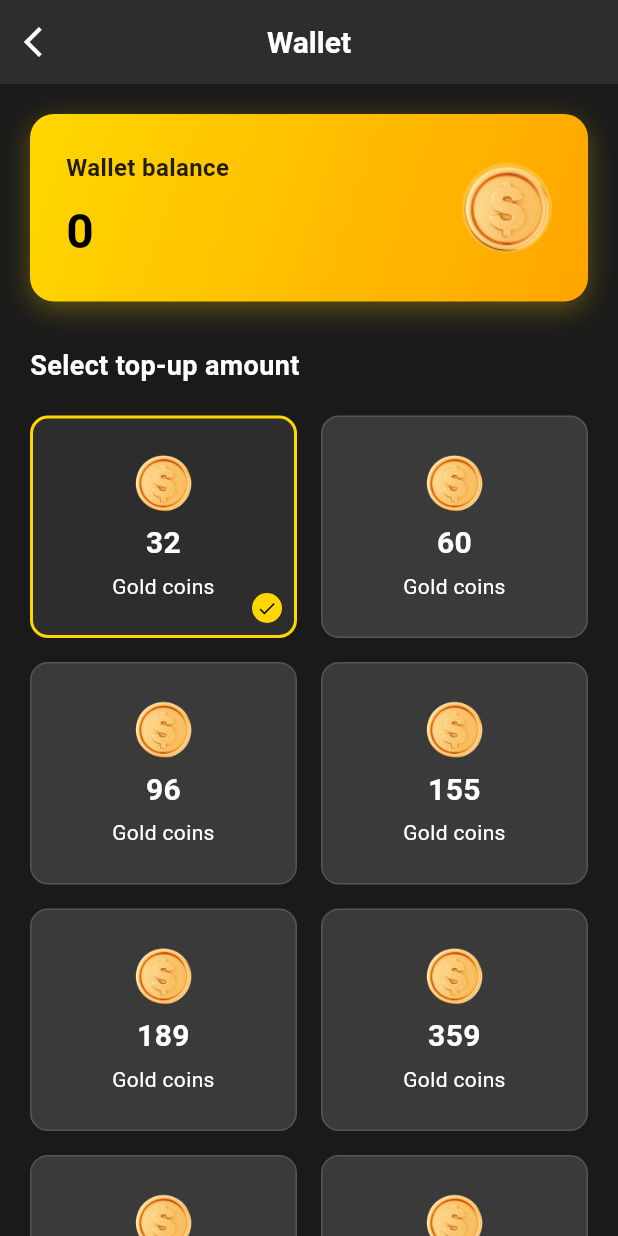
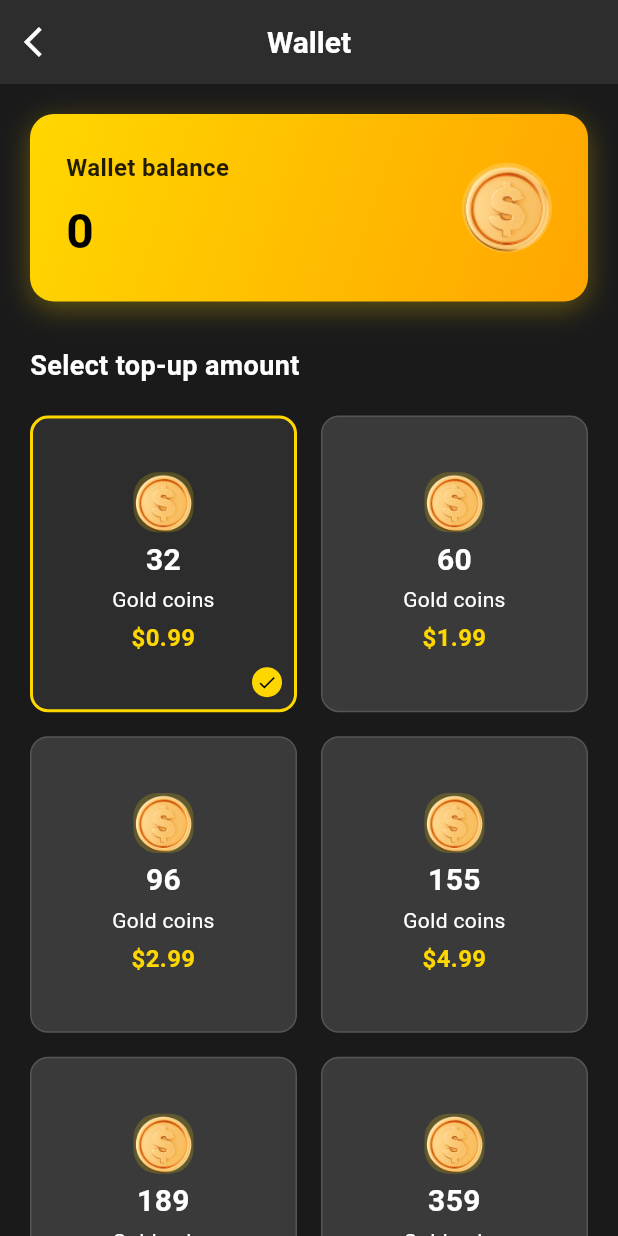
Before and after one commit to wuyayun520/Zevo, a Flutter app: the InAppPurchasesPage screen opened directly, on a phone screen of 412 x 824 dp. Run offline on Flutter 3.47's test engine with Material 3 defaults, Android fonts, the phone set to English and light mode, and no system bars; our stand-ins replace image_picker, in_app_purchase, just_audio, shared_preferences, video_player; missing offline and left inert: record; accounts and stored records are empty.

```diff
--- a/lib/screens/zevo_inapppurchases_screen.dart
+++ b/lib/screens/zevo_inapppurchases_screen.dart
@@ -367,8 +367,8 @@ class _InAppPurchasesPageState extends State<InAppPurchasesPage> {
             ),
             child: Image.asset(
               'assets/zevo_wallet_coin.webp',
-              width: 40,
-              height: 40,
+              width: 50,
+              height: 50,
               fit: BoxFit.contain,
             ),
           ),
@@ -383,7 +383,7 @@ class _InAppPurchasesPageState extends State<InAppPurchasesPage> {
       physics: const NeverScrollableScrollPhysics(),
       gridDelegate: const SliverGridDelegateWithFixedCrossAxisCount(
         crossAxisCount: 2,
-        childAspectRatio: 1.2,
+        childAspectRatio: 0.9, // 减小宽高比，增加高度
         crossAxisSpacing: 16,
         mainAxisSpacing: 16,
       ),
@@ -391,7 +391,9 @@ class _InAppPurchasesPageState extends State<InAppPurchasesPage> {
       itemBuilder: (context, index) {
         final item = _goldProducts[index];
         final product = _products.firstWhereOrNull((p) => p.id == item.productId);
-        final priceStr = product?.price ?? '\$${item.price.toStringAsFixed(2)}';
+        final priceStr = product?.price != null
+            ? product!.price.replaceAll('US\$', '\$')
+            : '\$${item.price.toStringAsFixed(2)}';
 
         return _buildProductCard(item, priceStr, index == _selectedProductIndex);
       },
@@ -429,7 +431,10 @@ class _InAppPurchasesPageState extends State<InAppPurchasesPage> {
                     Container(
                       width: 40,
                       height: 40,
-
+                      decoration: BoxDecoration(
+                        color: const Color(0xFFFFD700).withOpacity(0.2),
+                        borderRadius: BorderRadius.circular(16),
+                      ),
                       child: Center(
                         child: Image.asset(
                           'assets/zevo_wallet_coin.webp',
@@ -439,7 +444,7 @@ class _InAppPurchasesPageState extends State<InAppPurchasesPage> {
                         ),
                       ),
                     ),
-                    const SizedBox(height: 6),
+                    const SizedBox(height: 4),
                     Text(
                       '${item.amount}',
                       style: const TextStyle(
@@ -449,12 +454,22 @@ class _InAppPurchasesPageState extends State<InAppPurchasesPage> {
                       ),
                       textAlign: TextAlign.center,
                     ),
-                    const SizedBox(height: 4),
+                    const SizedBox(height: 2),
                     Text(
                       'Gold coins',
                       style: TextStyle(
                         color: Colors.white,
                         fontSize: 14,
+                      ),
+                      textAlign: TextAlign.center,
+                    ),
+                    const SizedBox(height: 4),
+                    Text(
+                      priceStr,
+                      style: const TextStyle(
+                        color: Color(0xFFFFD700),
+                        fontSize: 16,
+                        fontWeight: FontWeight.bold,
                       ),
                       textAlign: TextAlign.center,
                     ),
--- a/pubspec.yaml
+++ b/pubspec.yaml
@@ -16,7 +16,7 @@ publish_to: 'none' # Remove this line if you wish to publish to pub.dev
 # https://developer.apple.com/library/archive/documentation/General/Reference/InfoPlistKeyReference/Articles/CoreFoundationKeys.html
 # In Windows, build-name is used as the major, minor, and patch parts
 # of the product and file versions while build-number is used as the build suffix.
-version: 1.1.0+1
+version: 1.1.0+2
 
 environment:
   sdk: '>=3.0.0 <4.0.0'
```
